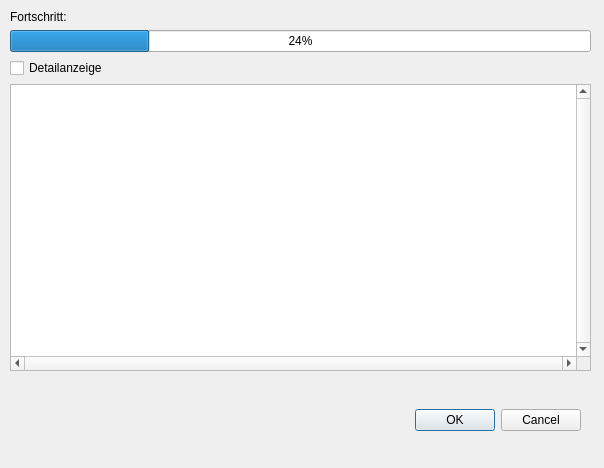
First picture: the form in linbo_gui/fortschrittdialog.ui, repository linuxmuster/linuxmuster-linbo, before the edit.
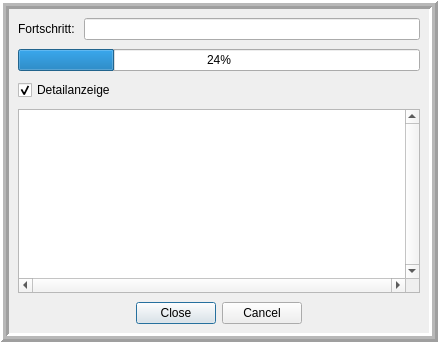
Second picture: the form after the edit.

Commit message: anmeldefenster removed, fortschrittdialog ui frame created

```diff
--- a/linbo_gui/fortschrittdialog.ui
+++ b/linbo_gui/fortschrittdialog.ui
@@ -6,48 +6,91 @@
    <rect>
     <x>0</x>
     <y>0</y>
-    <width>604</width>
-    <height>468</height>
+    <width>438</width>
+    <height>342</height>
    </rect>
   </property>
   <property name="windowTitle">
    <string>Dialog</string>
   </property>
-  <widget class="QDialogButtonBox" name="buttonBox">
-   <property name="geometry">
-    <rect>
-     <x>20</x>
-     <y>390</y>
-     <width>561</width>
-     <height>61</height>
-    </rect>
+  <layout class="QVBoxLayout" name="verticalLayout_2">
+   <property name="spacing">
+    <number>0</number>
    </property>
-   <property name="orientation">
-    <enum>Qt::Horizontal</enum>
+   <property name="leftMargin">
+    <number>0</number>
    </property>
-   <property name="standardButtons">
-    <set>QDialogButtonBox::Cancel|QDialogButtonBox::Ok</set>
+   <property name="topMargin">
+    <number>0</number>
    </property>
-  </widget>
-  <widget class="QWidget" name="verticalLayoutWidget">
-   <property name="geometry">
-    <rect>
-     <x>10</x>
-     <y>10</y>
-     <width>581</width>
-     <height>361</height>
-    </rect>
+   <property name="rightMargin">
+    <number>0</number>
+   </property>
+   <property name="bottomMargin">
+    <number>0</number>
+   </property>
+   <item>
+    <widget class="QFrame" name="frame">
+     <property name="frameShape">
+      <enum>QFrame::Box</enum>
+     </property>
+     <property name="frameShadow">
+      <enum>QFrame::Raised</enum>
+     </property>
+     <property name="lineWidth">
+      <number>3</number>
+     </property>
+     <property name="midLineWidth">
+      <number>3</number>
    </property>
    <layout class="QVBoxLayout" name="verticalLayout">
+      <property name="spacing">
+       <number>9</number>
+      </property>
+      <property name="leftMargin">
+       <number>9</number>
+      </property>
+      <property name="topMargin">
+       <number>9</number>
+      </property>
+      <property name="rightMargin">
+       <number>9</number>
+      </property>
+      <property name="bottomMargin">
+       <number>9</number>
+      </property>
     <item>
-     <widget class="QLabel" name="aktion">
+       <layout class="QHBoxLayout" name="horizontalLayout">
+        <item>
+         <widget class="QLabel" name="aktionLabel">
       <property name="text">
        <string>Fortschritt:</string>
       </property>
      </widget>
     </item>
     <item>
+         <widget class="QLineEdit" name="aktion">
+          <property name="minimumSize">
+           <size>
+            <width>250</width>
+            <height>0</height>
+           </size>
+          </property>
+          <property name="readOnly">
+           <bool>true</bool>
+          </property>
+         </widget>
+        </item>
+       </layout>
+      </item>
+      <item>
      <widget class="QProgressBar" name="fortschritt">
+        <property name="minimumSize">
+         <size>
+          <width>400</width>
+          <height>0</height>
+         </size>
+        </property>
       <property name="value">
        <number>24</number>
       </property>
@@ -58,20 +101,44 @@
       <property name="text">
        <string>Detailanzeige</string>
       </property>
+        <property name="checked">
+         <bool>true</bool>
+        </property>
      </widget>
     </item>
     <item>
      <widget class="QTextEdit" name="log">
+        <property name="enabled">
+         <bool>true</bool>
+        </property>
       <property name="verticalScrollBarPolicy">
        <enum>Qt::ScrollBarAlwaysOn</enum>
       </property>
       <property name="horizontalScrollBarPolicy">
        <enum>Qt::ScrollBarAlwaysOn</enum>
       </property>
-     </widget>
-    </item>
-   </layout>
-  </widget>
+        <property name="readOnly">
+         <bool>true</bool>
+        </property>
+       </widget>
+      </item>
+      <item>
+       <widget class="QDialogButtonBox" name="buttonBox">
+        <property name="orientation">
+         <enum>Qt::Horizontal</enum>
+        </property>
+        <property name="standardButtons">
+         <set>QDialogButtonBox::Cancel|QDialogButtonBox::Close</set>
+        </property>
+        <property name="centerButtons">
+         <bool>true</bool>
+        </property>
+       </widget>
+      </item>
+     </layout>
+    </widget>
+   </item>
+  </layout>
  </widget>
  <resources/>
  <connections>
```
Left out of the diff: 16 changed lines with no effect on the pictures. Lines whose indentation alone changed are shown as unchanged. The commit also changes 4 other files.
